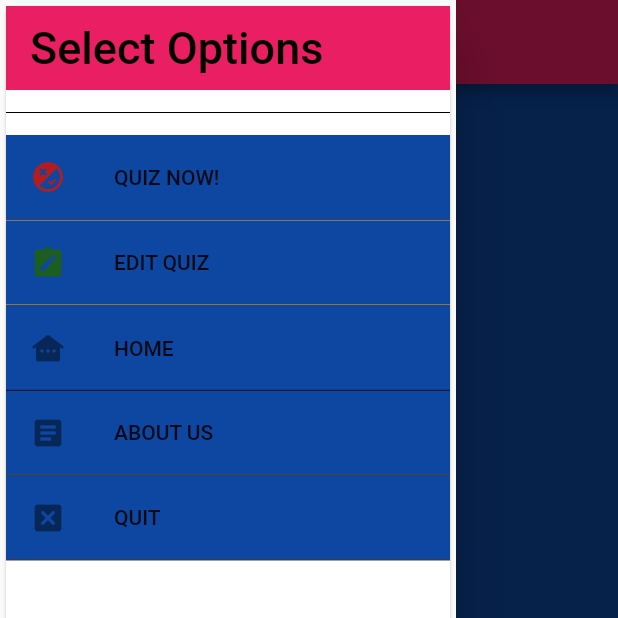
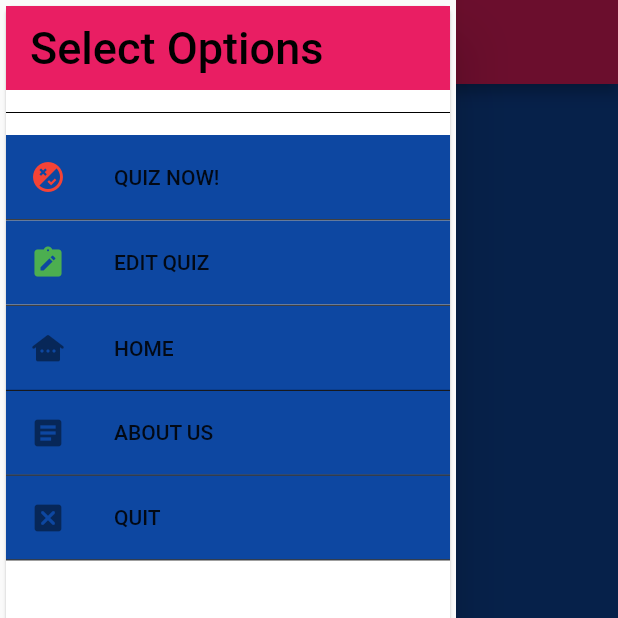
Before and after one commit to uhrzel/mobileApp, a Flutter app: the DashboardHome screen opened directly, with the side drawer open, on a phone screen of 412 x 824 dp, the top half of it. Run offline on Flutter 3.47's test engine with Material 2 defaults, Android fonts, the phone set to English and light mode, and no system bars; Roboto replaces fonts that are missing (Juicer, Mostery).

```diff
--- a/lib/dashboard.dart
+++ b/lib/dashboard.dart
@@ -44,7 +44,7 @@ class DashboardHome extends StatelessWidget {
           ListTile(
               leading: const Icon(
                 Icons.flaky,
-                color: Colors.red[900],
+                color: Colors.red,
               ),
               //color: Colors.blue[900],
               title: Text('QUIZ NOW!'),
@@ -59,7 +59,7 @@ class DashboardHome extends StatelessWidget {
           ListTile(
               leading: const Icon(
                 Icons.note_alt,
-                color: Colors.green[900],
+                color: Colors.green,
               ),
               title: Text('EDIT QUIZ'),
               onTap: () {
```
